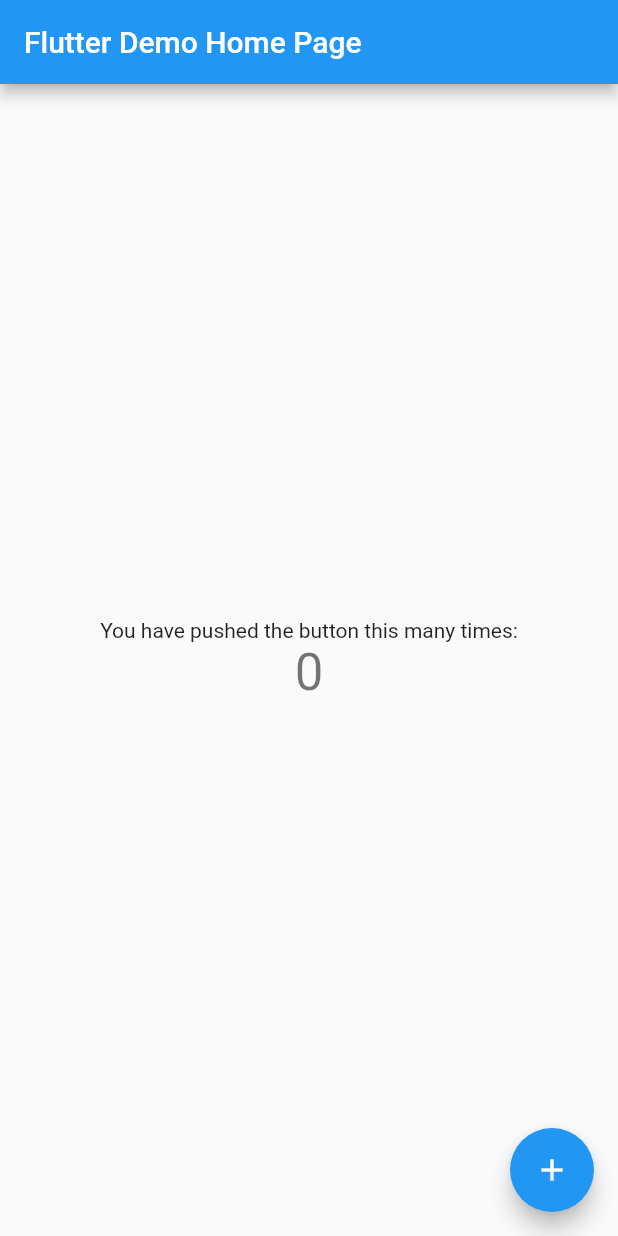
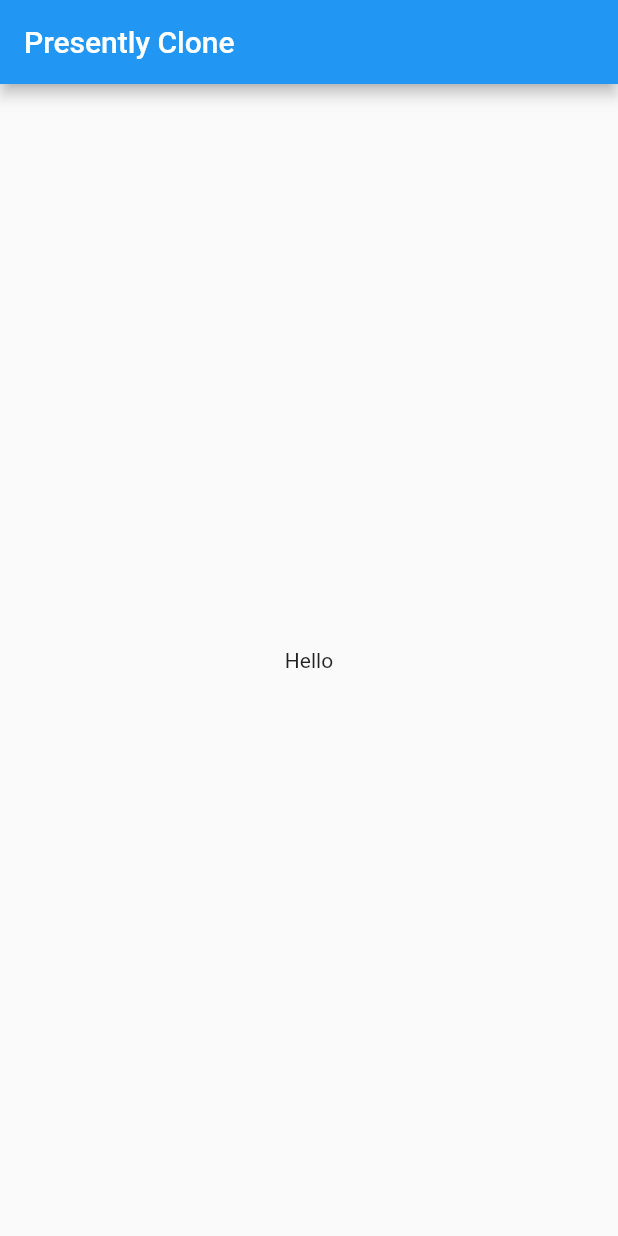
Before and after one commit to MatthieuNadeau96/Presently_clone, a Flutter app: the screen it shows after launch, on a phone screen of 412 x 824 dp. Run offline on Flutter 3.47's test engine with Material 2 defaults, Android fonts, the phone set to English and light mode, and no system bars.

Commit message:
removed starter code

```diff
--- a/lib/main.dart
+++ b/lib/main.dart
@@ -3,109 +3,30 @@ import 'package:flutter/material.dart';
 void main() => runApp(MyApp());
 
 class MyApp extends StatelessWidget {
-  // This widget is the root of your application.
   @override
   Widget build(BuildContext context) {
     return MaterialApp(
+      debugShowCheckedModeBanner: false,
       title: 'Flutter Demo',
       theme: ThemeData(
-        // This is the theme of your application.
-        //
-        // Try running your application with "flutter run". You'll see the
-        // application has a blue toolbar. Then, without quitting the app, try
-        // changing the primarySwatch below to Colors.green and then invoke
-        // "hot reload" (press "r" in the console where you ran "flutter run",
-        // or simply save your changes to "hot reload" in a Flutter IDE).
-        // Notice that the counter didn't reset back to zero; the application
-        // is not restarted.
         primarySwatch: Colors.blue,
       ),
-      home: MyHomePage(title: 'Flutter Demo Home Page'),
+      home: MyHomePage(),
     );
   }
 }
 
-class MyHomePage extends StatefulWidget {
+class MyHomePage extends StatelessWidget {
   MyHomePage({Key key, this.title}) : super(key: key);
 
-  // This widget is the home page of your application. It is stateful, meaning
-  // that it has a State object (defined below) that contains fields that affect
-  // how it looks.
-
-  // This class is the configuration for the state. It holds the values (in this
-  // case the title) provided by the parent (in this case the App widget) and
-  // used by the build method of the State. Fields in a Widget subclass are
-  // always marked "final".
-
   final String title;
-
-  @override
-  _MyHomePageState createState() => _MyHomePageState();
-}
-
-class _MyHomePageState extends State<MyHomePage> {
-  int _counter = 0;
-
-  void _incrementCounter() {
-    setState(() {
-      // This call to setState tells the Flutter framework that something has
-      // changed in this State, which causes it to rerun the build method below
-      // so that the display can reflect the updated values. If we changed
-      // _counter without calling setState(), then the build method would not be
-      // called again, and so nothing would appear to happen.
-      _counter++;
-    });
-  }
-
   @override
   Widget build(BuildContext context) {
-    // This method is rerun every time setState is called, for instance as done
-    // by the _incrementCounter method above.
-    //
-    // The Flutter framework has been optimized to make rerunning build methods
-    // fast, so that you can just rebuild anything that needs updating rather
-    // than having to individually change instances of widgets.
     return Scaffold(
       appBar: AppBar(
-        // Here we take the value from the MyHomePage object that was created by
-        // the App.build method, and use it to set our appbar title.
-        title: Text(widget.title),
+        title: Text('Presently Clone'),
       ),
-      body: Center(
-        // Center is a layout widget. It takes a single child and positions it
-        // in the middle of the parent.
-        child: Column(
-          // Column is also a layout widget. It takes a list of children and
-          // arranges them vertically. By default, it sizes itself to fit its
-          // children horizontally, and tries to be as tall as its parent.
-          //
-          // Invoke "debug painting" (press "p" in the console, choose the
-          // "Toggle Debug Paint" action from the Flutter Inspector in Android
-          // Studio, or the "Toggle Debug Paint" command in Visual Studio Code)
-          // to see the wireframe for each widget.
-          //
-          // Column has various properties to control how it sizes itself and
-          // how it positions its children. Here we use mainAxisAlignment to
-          // center the children vertically; the main axis here is the vertical
-          // axis because Columns are vertical (the cross axis would be
-          // horizontal).
-          mainAxisAlignment: MainAxisAlignment.center,
-          children: <Widget>[
-            Text(
-              'You have pushed the button this many times:',
-            ),
-            Text(
-              '$_counter',
-              style: Theme.of(context).textTheme.display1,
-            ),
-          ],
-        ),
-      ),
-      floatingActionButton: FloatingActionButton(
-        onPressed: _incrementCounter,
-        tooltip: 'Increment',
-        child: Icon(Icons.add),
-      ), // This trailing comma makes auto-formatting nicer for build methods.
+      body: Center(child: Text('Hello')),
     );
   }
 }
```
